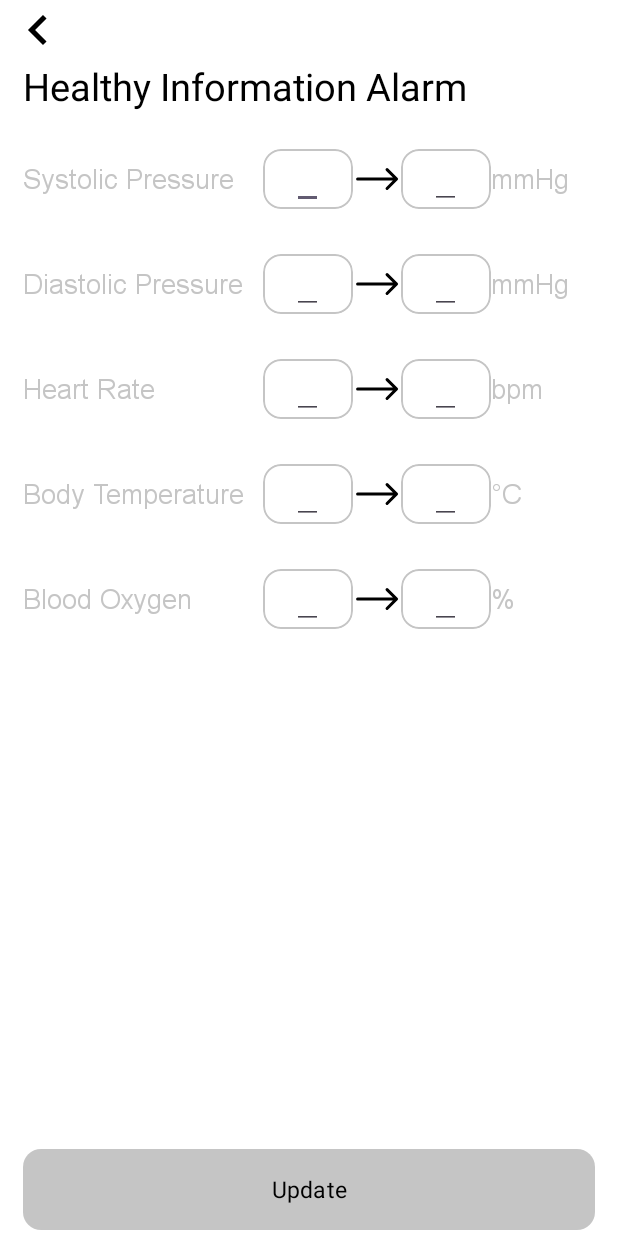
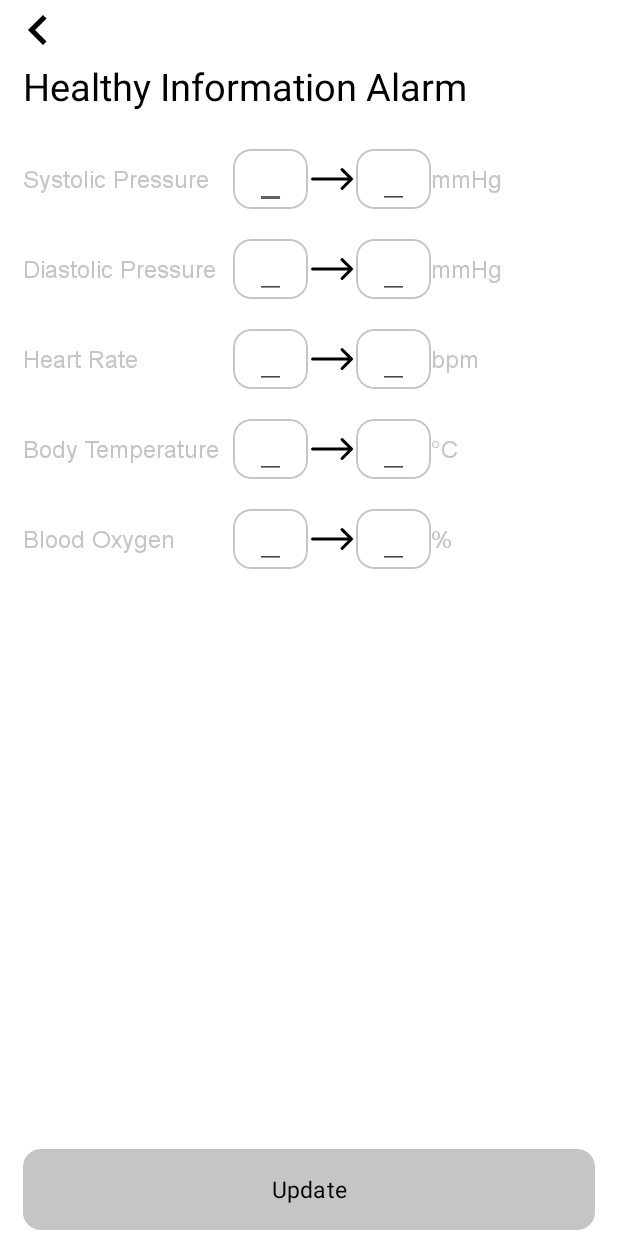
Before and after one commit to djl-win/HealthGuard, an Android app: the layout fragment_change_attribute.xml on its own in the app's theme, with its tools: preview values and no code run, on a phone screen of 412 x 824 dp. Run offline under Robolectric (Android 15) with nearby library versions, the phone set to English and light mode, and no system bars.

Commit message:
fix bugs
-- jiale

```diff
--- a/app/src/main/res/layout/fragment_change_attribute.xml
+++ b/app/src/main/res/layout/fragment_change_attribute.xml
@@ -36,14 +36,14 @@
             android:orientation="horizontal"
             >
         <TextView
-            android:layout_width="160dp"
+            android:layout_width="140dp"
             android:layout_height="wrap_content"
             android:textColor="@color/gray"
-            android:textSize="18sp"
+            android:textSize="16sp"
             android:text="@string/systolic_pressure"/>
 
             <com.google.android.material.card.MaterialCardView
-                android:layout_width="60dp"
+                android:layout_width="50dp"
                 android:layout_height="40dp"
                 app:strokeColor="@color/gray"
                 app:strokeWidth="1dp"
@@ -64,7 +64,7 @@
                 android:src="@drawable/ic_to"/>
 
             <com.google.android.material.card.MaterialCardView
-                android:layout_width="60dp"
+                android:layout_width="50dp"
                 android:layout_height="40dp"
                 app:strokeColor="@color/gray"
                 app:strokeWidth="1dp"
@@ -83,7 +83,7 @@
                 android:layout_width="wrap_content"
                 android:layout_height="wrap_content"
                 android:textColor="@color/gray"
-                android:textSize="18sp"
+                android:textSize="16sp"
                 android:text="@string/mmhg"/>
 
 
@@ -93,18 +93,18 @@
             android:layout_width="match_parent"
             android:layout_height="50dp"
             android:gravity="center_vertical"
-            android:layout_marginTop="20dp"
+            android:layout_marginTop="10dp"
             android:orientation="horizontal"
             >
             <TextView
-                android:layout_width="160dp"
+                android:layout_width="140dp"
                 android:layout_height="wrap_content"
                 android:textColor="@color/gray"
-                android:textSize="18sp"
+                android:textSize="16sp"
                 android:text="@string/diastolic_pressure"/>
 
             <com.google.android.material.card.MaterialCardView
-                android:layout_width="60dp"
+                android:layout_width="50dp"
                 android:layout_height="40dp"
                 app:strokeColor="@color/gray"
                 app:strokeWidth="1dp"
@@ -125,7 +125,7 @@
                 android:src="@drawable/ic_to"/>
 
             <com.google.android.material.card.MaterialCardView
-                android:layout_width="60dp"
+                android:layout_width="50dp"
                 android:layout_height="40dp"
                 app:strokeColor="@color/gray"
                 app:strokeWidth="1dp"
@@ -144,7 +144,7 @@
                 android:layout_width="wrap_content"
                 android:layout_height="wrap_content"
                 android:textColor="@color/gray"
-                android:textSize="18sp"
+                android:textSize="16sp"
                 android:text="@string/mmhg"/>
 
 
@@ -154,18 +154,18 @@
             android:layout_width="match_parent"
             android:layout_height="50dp"
             android:gravity="center_vertical"
-            android:layout_marginTop="20dp"
+            android:layout_marginTop="10dp"
             android:orientation="horizontal"
             >
             <TextView
-                android:layout_width="160dp"
+                android:layout_width="140dp"
                 android:layout_height="wrap_content"
                 android:textColor="@color/gray"
-                android:textSize="18sp"
+                android:textSize="16sp"
                 android:text="@string/heart_rate"/>
 
             <com.google.android.material.card.MaterialCardView
-                android:layout_width="60dp"
+                android:layout_width="50dp"
                 android:layout_height="40dp"
                 app:strokeColor="@color/gray"
                 app:strokeWidth="1dp"
@@ -186,7 +186,7 @@
                 android:src="@drawable/ic_to"/>
 
             <com.google.android.material.card.MaterialCardView
-                android:layout_width="60dp"
+                android:layout_width="50dp"
                 android:layout_height="40dp"
                 app:strokeColor="@color/gray"
                 app:strokeWidth="1dp"
@@ -205,7 +205,7 @@
                 android:layout_width="wrap_content"
                 android:layout_height="wrap_content"
                 android:textColor="@color/gray"
-                android:textSize="18sp"
+                android:textSize="16sp"
                 android:text="@string/bpm"/>
 
 
@@ -215,18 +215,18 @@
             android:layout_width="match_parent"
             android:layout_height="50dp"
             android:gravity="center_vertical"
-            android:layout_marginTop="20dp"
+            android:layout_marginTop="10dp"
             android:orientation="horizontal"
             >
             <TextView
-                android:layout_width="160dp"
+                android:layout_width="140dp"
                 android:layout_height="wrap_content"
                 android:textColor="@color/gray"
-                android:textSize="18sp"
+                android:textSize="16sp"
                 android:text="@string/body_temperature"/>
 
             <com.google.android.material.card.MaterialCardView
-                android:layout_width="60dp"
+                android:layout_width="50dp"
                 android:layout_height="40dp"
                 app:strokeColor="@color/gray"
                 app:strokeWidth="1dp"
@@ -247,7 +247,7 @@
                 android:src="@drawable/ic_to"/>
 
             <com.google.android.material.card.MaterialCardView
-                android:layout_width="60dp"
+                android:layout_width="50dp"
                 android:layout_height="40dp"
                 app:strokeColor="@color/gray"
                 app:strokeWidth="1dp"
@@ -266,7 +266,7 @@
                 android:layout_width="wrap_content"
                 android:layout_height="wrap_content"
                 android:textColor="@color/gray"
-                android:textSize="18sp"
+                android:textSize="16sp"
                 android:text="@string/c"/>
 
 
@@ -276,19 +276,19 @@
             android:layout_width="match_parent"
             android:layout_height="50dp"
             android:gravity="center_vertical"
-            android:layout_marginTop="20dp"
+            android:layout_marginTop="10dp"
             android:orientation="horizontal"
             android:backgroundTint="@color/blue"
             >
             <TextView
-                android:layout_width="160dp"
+                android:layout_width="140dp"
                 android:layout_height="wrap_content"
                 android:textColor="@color/gray"
-                android:textSize="18sp"
+                android:textSize="16sp"
                 android:text="@string/blood_oxygen"/>
 
             <com.google.android.material.card.MaterialCardView
-                android:layout_width="60dp"
+                android:layout_width="50dp"
                 android:layout_height="40dp"
                 app:strokeColor="@color/gray"
                 app:strokeWidth="1dp"
@@ -309,7 +309,7 @@
                 android:src="@drawable/ic_to"/>
 
             <com.google.android.material.card.MaterialCardView
-                android:layout_width="60dp"
+                android:layout_width="50dp"
                 android:layout_height="40dp"
                 app:strokeColor="@color/gray"
                 app:strokeWidth="1dp"
@@ -328,7 +328,7 @@
                 android:layout_width="wrap_content"
                 android:layout_height="wrap_content"
                 android:textColor="@color/gray"
-                android:textSize="18sp"
+                android:textSize="16sp"
                 android:text="@string/aaa"/>
 
 
--- a/app/src/main/res/layout/fragment_setting.xml
+++ b/app/src/main/res/layout/fragment_setting.xml
@@ -1,6 +1,5 @@
 <?xml version="1.0" encoding="utf-8"?>
 <LinearLayout xmlns:android="http://schemas.android.com/apk/res/android"
-    xmlns:tools="http://schemas.android.com/tools"
     android:layout_width="match_parent"
     android:layout_height="match_parent"
     xmlns:app="http://schemas.android.com/apk/res-auto"
--- a/app/src/main/res/layout/information_list_item.xml
+++ b/app/src/main/res/layout/information_list_item.xml
@@ -24,13 +24,17 @@
             android:textSize="16sp"
             android:layout_marginStart="15dp"
             android:text="@string/_2023_02_05_10_10" />
+        <View
+            android:layout_width="0dp"
+            android:layout_height="match_parent"
+            android:layout_weight="1"/>
 
         <TextView
             android:id="@+id/information_list_status"
             android:layout_width="wrap_content"
             android:layout_height="wrap_content"
-            android:layout_marginStart="115dp"
             android:textSize="16sp"
+            android:layout_marginEnd="20dp"
             android:text="@string/normal" />
     </LinearLayout>
 </com.google.android.material.card.MaterialCardView>
--- a/app/src/main/res/values/strings.xml
+++ b/app/src/main/res/values/strings.xml
@@ -76,4 +76,5 @@
     <string name="healthy_information_alarm">Healthy Information Alarm</string>
     <string name="update">Update</string>
     <string name="blood_oxygen">Blood Oxygen</string>
+    <string name="ref">Ref.</string>
 </resources>
```
Also changed, not shown: app/src/main/res/layout/fragment_add_information.xml (+5 -5 lines), app/src/main/res/layout/fragment_index.xml (+13 -0 lines), app/src/main/res/layout/fragment_message.xml (+5 -3 lines), app/src/main/res/layout/fragment_search_health.xml (+35 -64 lines).
